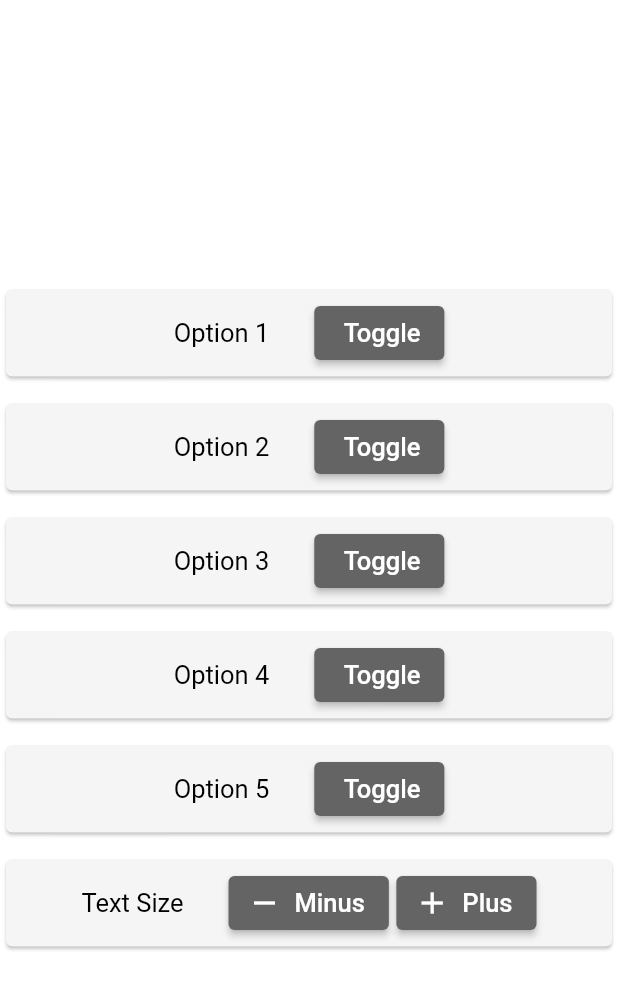
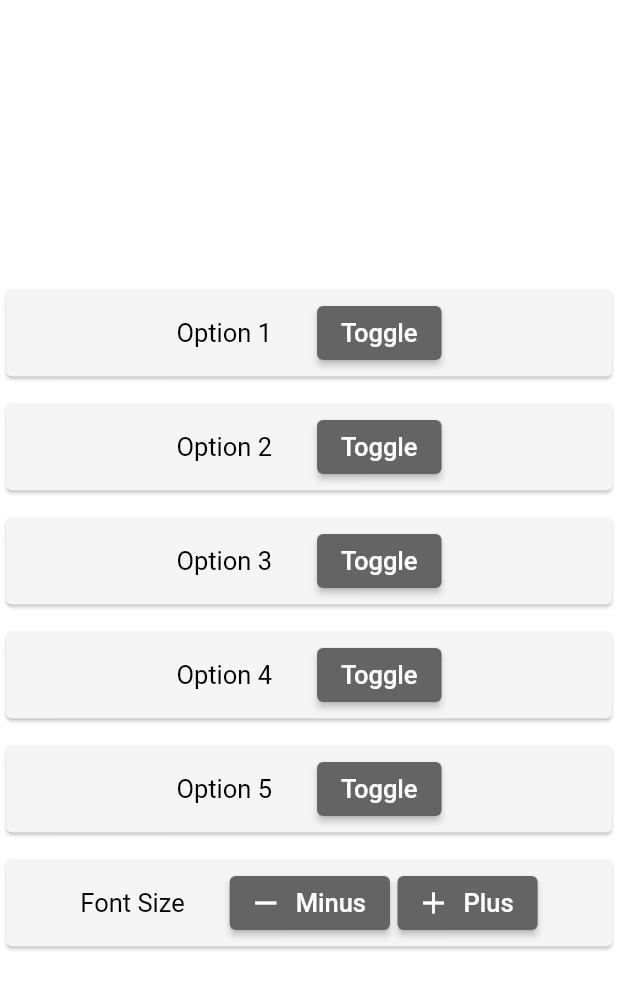
Before and after one commit to koloiyolo/flutter_dessktop_template, a Flutter app: the SettingsPage screen opened directly, on a phone screen of 412 x 824 dp. Shown: the top 989 px of the screen. Run offline on Flutter 3.47's test engine with Material 2 defaults, Android fonts, the light colour scheme and no system bars.

Commit message:
code optimizations in "Add" and "Settings" pages

```diff
--- a/lib/settings.dart
+++ b/lib/settings.dart
@@ -26,19 +26,13 @@ class _SettingsPageState extends State<SettingsPage> {
               child: Row(
                 mainAxisAlignment: MainAxisAlignment.center,
                 children: [
-                  Text('Option 1',
-                      style: TextStyle(
-                          fontSize: globals.textSize,
-                          color: globals.textColor)),
+                  buildText("Option 1"),
                   const SizedBox(width: 30),
                   ElevatedButton(
                     style: ElevatedButton.styleFrom(
                         backgroundColor: globals.buttonColor),
                     onPressed: () {},
-                    child: Text(' Toggle',
-                        style: TextStyle(
-                            fontSize: globals.textSize,
-                            color: globals.buttonTextColor)),
+                    child: buildButtonText("Toggle"),
                   ),
                 ],
               ),
@@ -53,19 +47,13 @@ class _SettingsPageState extends State<SettingsPage> {
               child: Row(
                 mainAxisAlignment: MainAxisAlignment.center,
                 children: [
-                  Text('Option 2',
-                      style: TextStyle(
-                          fontSize: globals.textSize,
-                          color: globals.textColor)),
+                  buildText("Option 2"),
                   const SizedBox(width: 30),
                   ElevatedButton(
                     style: ElevatedButton.styleFrom(
                         backgroundColor: globals.buttonColor),
                     onPressed: () {},
-                    child: Text(' Toggle',
-                        style: TextStyle(
-                            fontSize: globals.textSize,
-                            color: globals.buttonTextColor)),
+                    child: buildButtonText("Toggle")
                   ),
                 ],
               ),
@@ -80,19 +68,13 @@ class _SettingsPageState extends State<SettingsPage> {
               child: Row(
                 mainAxisAlignment: MainAxisAlignment.center,
                 children: [
-                  Text('Option 3',
-                      style: TextStyle(
-                          fontSize: globals.textSize,
-                          color: globals.textColor)),
+                  buildText("Option 3"),
                   const SizedBox(width: 30),
                   ElevatedButton(
                     style: ElevatedButton.styleFrom(
                         backgroundColor: globals.buttonColor),
                     onPressed: () {},
-                    child: Text(' Toggle',
-                        style: TextStyle(
-                            fontSize: globals.textSize,
-                            color: globals.buttonTextColor)),
+                    child: buildButtonText("Toggle")
                   ),
                 ],
               ),
@@ -107,19 +89,13 @@ class _SettingsPageState extends State<SettingsPage> {
               child: Row(
                 mainAxisAlignment: MainAxisAlignment.center,
                 children: [
-                  Text('Option 4',
-                      style: TextStyle(
-                          fontSize: globals.textSize,
-                          color: globals.textColor)),
+                 buildText("Option 4"),
                   const SizedBox(width: 30),
                   ElevatedButton(
                     style: ElevatedButton.styleFrom(
                         backgroundColor: globals.buttonColor),
                     onPressed: () {},
-                    child: Text(' Toggle',
-                        style: TextStyle(
-                            fontSize: globals.textSize,
-                            color: globals.buttonTextColor)),
+                    child: buildButtonText("Toggle")
                   ),
                 ],
               ),
@@ -134,19 +110,13 @@ class _SettingsPageState extends State<SettingsPage> {
               child: Row(
                 mainAxisAlignment: MainAxisAlignment.center,
                 children: [
-                  Text('Option 5',
-                      style: TextStyle(
-                          fontSize: globals.textSize,
-                          color: globals.textColor)),
+                  buildText("Option 5"),
                   const SizedBox(width: 30),
                   ElevatedButton(
                     style: ElevatedButton.styleFrom(
                         backgroundColor: globals.buttonColor),
                     onPressed: () {},
-                    child: Text(' Toggle',
-                        style: TextStyle(
-                            fontSize: globals.textSize,
-                            color: globals.buttonTextColor)),
+                    child: buildButtonText("Toggle")
                   ),
                 ],
               ),
@@ -161,10 +131,7 @@ class _SettingsPageState extends State<SettingsPage> {
               child: Row(
                 mainAxisAlignment: MainAxisAlignment.center,
                 children: [
-                  Text('Text Size',
-                      style: TextStyle(
-                          fontSize: globals.textSize,
-                          color: globals.textColor)),
+                  buildText("Font Size"),
                   const SizedBox(width: 30),
                   Row(
                     children: [
@@ -180,10 +147,7 @@ class _SettingsPageState extends State<SettingsPage> {
                         },
                         icon:
                             Icon(Icons.remove, color: globals.buttonTextColor),
-                        label: Text('Minus',
-                            style: TextStyle(
-                                fontSize: globals.textSize,
-                                color: globals.buttonTextColor)),
+                        label: buildButtonText("Minus"),
                       ),
                       const SizedBox(width: 5),
                       ElevatedButton.icon(
@@ -195,10 +159,7 @@ class _SettingsPageState extends State<SettingsPage> {
                           });
                         },
                         icon: Icon(Icons.add, color: globals.buttonTextColor),
-                        label: Text('Plus',
-                            style: TextStyle(
-                                fontSize: globals.textSize,
-                                color: globals.buttonTextColor)),
+                        label: buildButtonText("Plus"),
                       ),
                     ],
                   ),
@@ -210,4 +171,18 @@ class _SettingsPageState extends State<SettingsPage> {
       ),
     );
   }
+
+  Text buildButtonText(String text) {
+    return Text(text,
+                      style: TextStyle(
+                          fontSize: globals.textSize,
+                          color: globals.buttonTextColor));
+  }
+
+  Text buildText(String text) {
+    return Text(text,
+                    style: TextStyle(
+                        fontSize: globals.textSize,
+                        color: globals.textColor));
+  }
 }
```
Also changed, not shown: lib/add.dart (+38 -126 lines).
